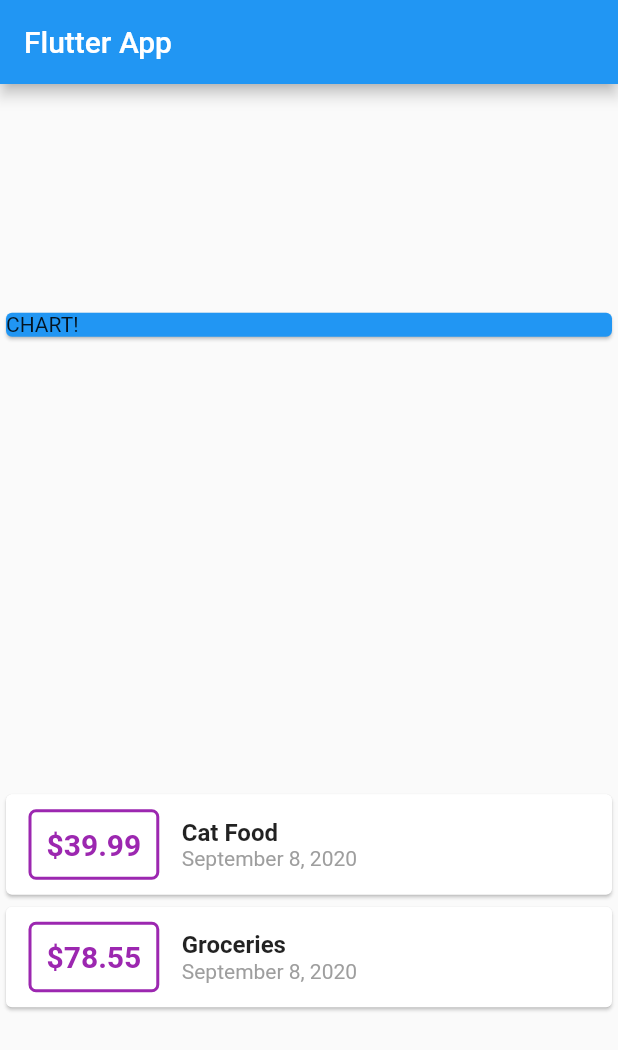
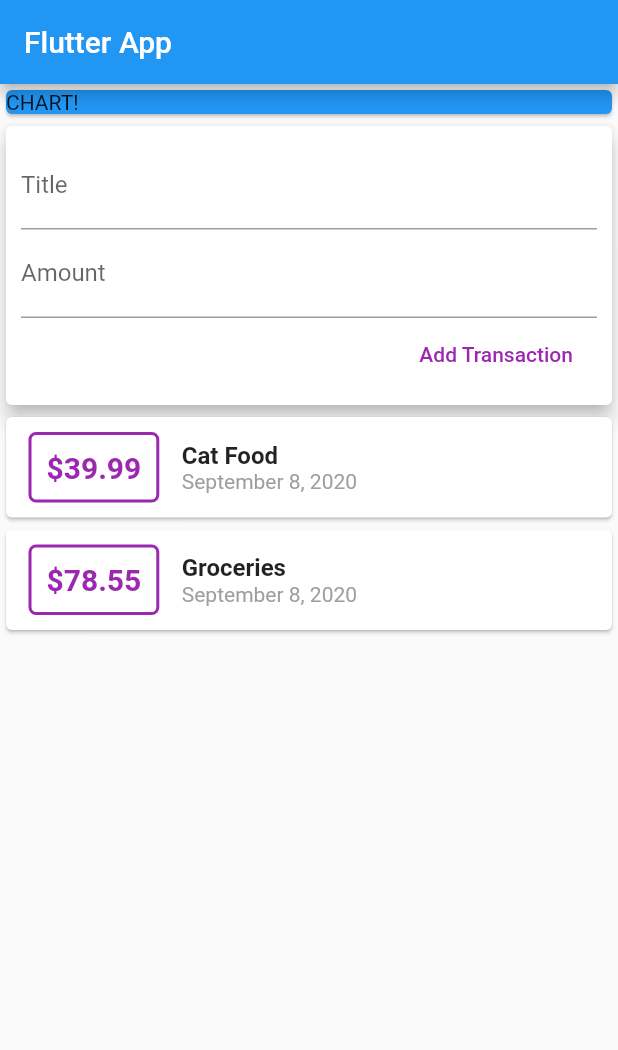
Before and after one commit to moratelli/personal_expenses, a Flutter app: the screen it shows after launch, on a phone screen of 412 x 824 dp. Shown: the top 1050 px of the screen. Run offline on Flutter 3.47's test engine with Material 2 defaults, Android fonts, the phone set to English and light mode, and no system bars.

Commit message:
Refactor widgets, Add user transactions to list

```diff
--- a/lib/main.dart
+++ b/lib/main.dart
@@ -1,7 +1,7 @@
 import 'package:flutter/material.dart';
 import 'package:intl/intl.dart';
 
-import './transaction.dart';
+import './widgets/user_transactions.dart';
 
 void main() {
   runApp(MyApp());
@@ -18,20 +18,8 @@ class MyApp extends StatelessWidget {
 }
 
 class MyHomePage extends StatelessWidget {
-  final List<Transaction> transactions = [
-    Transaction(
-      id: 't1',
-      title: 'Cat Food',
-      amount: 39.99,
-      date: DateTime.now(),
-    ),
-    Transaction(
-      id: 't2',
-      title: 'Groceries',
-      amount: 78.55,
-      date: DateTime.now(),
-    ),
-  ];
+  final titleController = TextEditingController();
+  final amountController = TextEditingController();
 
   @override
   Widget build(BuildContext context) {
@@ -40,7 +28,6 @@ class MyHomePage extends StatelessWidget {
         title: Text('Flutter App'),
       ),
       body: Column(
-        mainAxisAlignment: MainAxisAlignment.spaceAround,
         crossAxisAlignment: CrossAxisAlignment.stretch,
         children: [
           Container(
@@ -50,55 +37,7 @@ class MyHomePage extends StatelessWidget {
               child: Text('CHART!'),
             ),
           ),
-          Column(
-              children: transactions.map((t) {
-            return Card(
-              child: Row(
-                children: [
-                  Container(
-                    margin: EdgeInsets.symmetric(
-                      vertical: 10,
-                      horizontal: 15,
-                    ),
-                    decoration: BoxDecoration(
-                      border: Border.all(
-                        color: Colors.purple,
-                        width: 2,
-                      ),
-                      borderRadius: BorderRadius.all(Radius.circular(5)),
-                    ),
-                    padding: EdgeInsets.all(10),
-                    child: Text(
-                      '\$${t.amount}',
-                      style: TextStyle(
-                        fontWeight: FontWeight.bold,
-                        fontSize: 20,
-                        color: Colors.purple,
-                      ),
-                    ),
-                  ),
-                  Column(
-                    crossAxisAlignment: CrossAxisAlignment.start,
-                    children: [
-                      Text(
-                        t.title,
-                        style: TextStyle(
-                          fontWeight: FontWeight.bold,
-                          fontSize: 16,
-                        ),
-                      ),
-                      Text(
-                        DateFormat.yMMMMd().format(t.date),
-                        style: TextStyle(
-                          color: Colors.grey,
-                        ),
-                      ),
-                    ],
-                  )
-                ],
-              ),
-            );
-          }).toList())
+          UserTransactions()
         ],
       ),
     );
--- /dev/null
+++ b/lib/widgets/new_transaction.dart
@@ -0,0 +1,42 @@
+import 'package:flutter/material.dart';
+
+class NewTransaction extends StatelessWidget {
+  final titleController = TextEditingController();
+  final amountController = TextEditingController();
+  final Function transactionHandler;
+
+  NewTransaction(this.transactionHandler);
+
+  @override
+  Widget build(BuildContext context) {
+    return Card(
+      elevation: 5,
+      child: Container(
+        padding: EdgeInsets.all(10),
+        child: Column(
+          crossAxisAlignment: CrossAxisAlignment.end,
+          children: [
+            TextField(
+              decoration: InputDecoration(labelText: 'Title'),
+              controller: titleController,
+            ),
+            TextField(
+              decoration: InputDecoration(labelText: 'Amount'),
+              controller: amountController,
+            ),
+            FlatButton(
+              child: Text('Add Transaction'),
+              textColor: Colors.purple,
+              onPressed: () {
+                transactionHandler(
+                  titleController.text,
+                  double.parse(amountController.text),
+                );
+              },
+            ),
+          ],
+        ),
+      ),
+    );
+  }
+}
--- /dev/null
+++ b/lib/widgets/transaction_list.dart
@@ -0,0 +1,62 @@
+import 'package:flutter/material.dart';
+import 'package:intl/intl.dart';
+import '../models/transaction.dart';
+
+class TransactionList extends StatelessWidget {
+  final List<Transaction> transactions;
+
+  TransactionList(this.transactions);
+
+  @override
+  Widget build(BuildContext context) {
+    return Column(
+        children: transactions.map((t) {
+      return Card(
+        child: Row(
+          children: [
+            Container(
+              margin: EdgeInsets.symmetric(
+                vertical: 10,
+                horizontal: 15,
+              ),
+              decoration: BoxDecoration(
+                border: Border.all(
+                  color: Colors.purple,
+                  width: 2,
+                ),
+                borderRadius: BorderRadius.all(Radius.circular(5)),
+              ),
+              padding: EdgeInsets.all(10),
+              child: Text(
+                '\$${t.amount}',
+                style: TextStyle(
+                  fontWeight: FontWeight.bold,
+                  fontSize: 20,
+                  color: Colors.purple,
+                ),
+              ),
+            ),
+            Column(
+              crossAxisAlignment: CrossAxisAlignment.start,
+              children: [
+                Text(
+                  t.title,
+                  style: TextStyle(
+                    fontWeight: FontWeight.bold,
+                    fontSize: 16,
+                  ),
+                ),
+                Text(
+                  DateFormat.yMMMMd().format(t.date),
+                  style: TextStyle(
+                    color: Colors.grey,
+                  ),
+                ),
+              ],
+            )
+          ],
+        ),
+      );
+    }).toList());
+  }
+}
--- /dev/null
+++ b/lib/widgets/user_transactions.dart
@@ -0,0 +1,50 @@
+import 'package:flutter/material.dart';
+
+import './new_transaction.dart';
+import './transaction_list.dart';
+import '../models/transaction.dart';
+
+class UserTransactions extends StatefulWidget {
+  @override
+  _UserTransactionsState createState() => _UserTransactionsState();
+}
+
+class _UserTransactionsState extends State<UserTransactions> {
+  final List<Transaction> _userTransactions = [
+    Transaction(
+      id: 't1',
+      title: 'Cat Food',
+      amount: 39.99,
+      date: DateTime.now(),
+    ),
+    Transaction(
+      id: 't2',
+      title: 'Groceries',
+      amount: 78.55,
+      date: DateTime.now(),
+    )
+  ];
+
+  void _addNewTransaction(String txTitle, double txAmount) {
+    final newTx = Transaction(
+      title: txTitle,
+      amount: txAmount,
+      date: DateTime.now(),
+      id: DateTime.now().toString(),
+    );
+
+    setState(() {
+      _userTransactions.add(newTx);
+    });
+  }
+
+  @override
+  Widget build(BuildContext context) {
+    return Column(
+      children: [
+        NewTransaction(_addNewTransaction),
+        TransactionList(_userTransactions),
+      ],
+    );
+  }
+}
```
Also changed, not shown: lib/models/transaction.dart (renamed from lib/transaction.dart).
